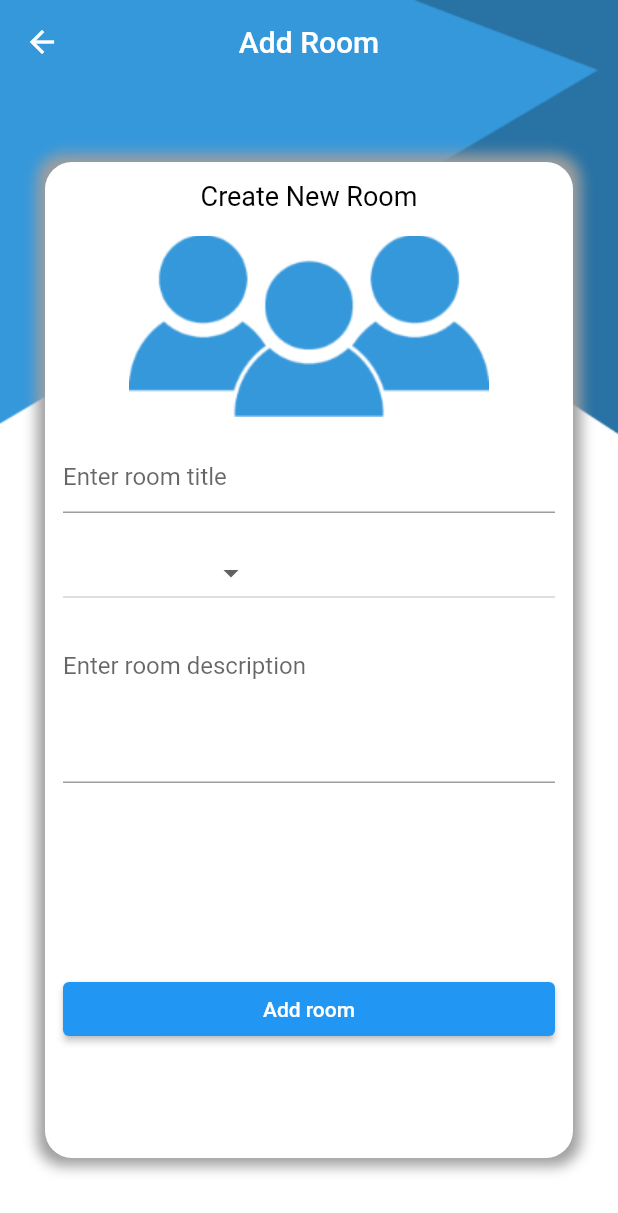
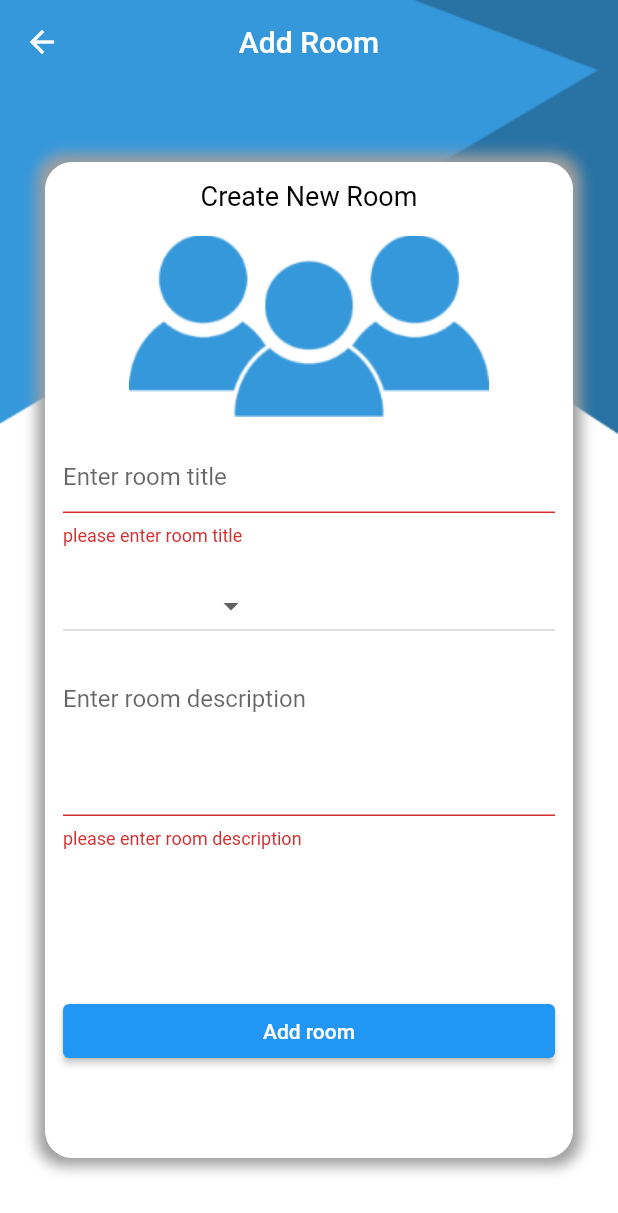
Before and after one commit to Adham-yacout/chat-rooms-flutter, a Flutter app: the Addroom screen opened by its route, after a tap on "Add room", on a phone screen of 412 x 824 dp. Shown: the top 1213 px of the screen. Run offline on Flutter 3.47's test engine with Material 2 defaults, Android fonts, the phone set to English and light mode, and no system bars; our stand-ins replace cloud_firestore, firebase_auth, firebase_core; accounts and stored records are empty.

Commit message:
Add room done

```diff
--- a/lib/database/database_utils.dart
+++ b/lib/database/database_utils.dart
@@ -1,22 +1,65 @@
 import 'package:chatroom/model/myUsers.dart';
 import 'package:cloud_firestore/cloud_firestore.dart';
 
-class Databaseutils{
+import '../model/Rooms.dart';
 
-static CollectionReference<MyUsers> getusercollection(){
-  return FirebaseFirestore.instance.collection(MyUsers.collectionName)
-    .withConverter<MyUsers>(
-fromFirestore: ((snapshot,options)=>MyUsers.fromJson(snapshot.data()!)),
-toFirestore: (user,options)=>user.toJson());
-}
-  static Future<void> registeruser(MyUsers user) async{
+class Databaseutils {
+/*getusercollection() Function:
 
-  return  getusercollection().doc(user.id).set(user);
+This is a static function that returns a reference to a Firestore collection of documents.
+The collection() method is used to specify which collection you want to work with.
+ In this case, it's using MyUsers.collectionName as the collection name.
+.withConverter<MyUsers>() is used to specify a data converter for Firestore documents.
+It tells Firestore how to convert between Firestore documents and Dart objects of type MyUsers.
+This allows you to work with Dart objects directly when interacting with Firestore.
+registeruser(MyUsers user) Function:
 
+This is a static function that takes a MyUsers object called user as its parameter.
+It first calls the getusercollection() function to get a reference to the Firestore collection where MyUsers data is stored.
+.doc(user.id) is used to specify a document within the collection.
+It assumes that each user's document has an id property that uniquely identifies the user.
+.set(user) is used to set the data for the specified document.
+It takes the user object and writes it to the Firestore database.
+If a document with the same ID already exists, it will be updated with the new data.
+If it doesn't exist, a new document will be created with the specified ID.
+In summary, this code provides a way to register a user by storing their information in a Firestore collection named MyUsers.
+It uses a MyUsers object for the user's data,
+and the registeruser function adds or updates a a document in the collection with the user's data.
 
+ */
+  static CollectionReference<MyUsers> getusercollection() {
+    //collection is where we store this data
+    return FirebaseFirestore.instance
+        .collection(MyUsers.collectionName)
+        .withConverter<MyUsers>(
+            fromFirestore: ((snapshot, options) =>
+                MyUsers.fromJson(snapshot.data()!)),
+            toFirestore: (user, options) => user.toJson());
   }
-  static Future<MyUsers?> getUser(String userId) async{
-  var documentsnapshot= await getusercollection().doc(userId).get();
- return documentsnapshot.data();
+
+  static Future<void> registeruser(MyUsers user) async {
+    return getusercollection().doc(user.id).set(user);
+  }
+
+  // function used in provider to get current user
+  static Future<MyUsers?> getUser(String userId) async {
+    var documentsnapshot = await getusercollection().doc(userId).get();
+    return documentsnapshot.data();
+  }
+  //////////////////////////////////////////////////////////////////////////
+   //functions for rooms
+  static CollectionReference<Rooms> getRoomcollection() {
+    //collection is where we store this data
+    return FirebaseFirestore.instance
+        .collection(Rooms.collectionName)
+        .withConverter<Rooms>(
+        fromFirestore: ((snapshot, options) =>
+            Rooms.fromJson(snapshot.data()!)),
+        toFirestore: (room, options) => room.toJson());
+  }
+  static Future<void> addRoomtofirestore(Rooms room) async{
+    var query= await getRoomcollection().doc();
+    room.Roomid=query.id;
+    return query.set(room);
   }
 }
--- /dev/null
+++ b/lib/model/Rooms.dart
@@ -0,0 +1,28 @@
+class Rooms{
+  static const String collectionName='Rooms';
+  String Roomid;
+  String title;
+  String description;
+  String categoryid;
+  Rooms({
+    required this.Roomid,
+    required this.title,
+    required this.description,
+    required this.categoryid,
+});
+  Rooms.fromJson(Map<String,dynamic> json):this
+      (
+    Roomid: json['Roomid'] as String,
+    title: json['title'] as String,
+    description: json['description'] as String,
+    categoryid: json['categoryid'] as String,
+  );
+  Map<String,dynamic> toJson(){
+    return {
+      'Roomid':Roomid,
+      'title':title,
+      'description':description,
+      'categoryid':categoryid,
+    };
+  }
+}
--- a/lib/ui/addroom/AddRoomNavigator.dart
+++ b/lib/ui/addroom/AddRoomNavigator.dart
@@ -1,3 +1,6 @@
 abstract class AddRoomNavigator{
-
+void showloading();
+void hideloading();
+void showmessage(String message);
+void navigatetoHome();
 }
--- a/lib/ui/addroom/Addroomviewmodel.dart
+++ b/lib/ui/addroom/Addroomviewmodel.dart
@@ -1,6 +1,32 @@
+import 'package:chatroom/database/database_utils.dart';
+import 'package:chatroom/model/Rooms.dart';
 import 'package:chatroom/ui/addroom/AddRoomNavigator.dart';
 import 'package:flutter/cupertino.dart';
 
-class AddRoomViewModel extends ChangeNotifier{
-late AddRoomNavigator navigator;
+class AddRoomViewModel extends ChangeNotifier {
+  late AddRoomNavigator navigator;
+  Future<void> addRoom(String roomtitle, String roomdescription, String categoryid)
+  async {
+
+    Rooms room=Rooms(Roomid: '',
+        title: roomtitle,
+        description: roomdescription,
+        categoryid: categoryid);
+    try{
+      navigator.showloading();
+      var createdroom= await Databaseutils.addRoomtofirestore(room);
+      navigator.hideloading();
+      navigator.showmessage('Room was added succesfully');
+      navigator.showloading();
+      navigator.navigatetoHome();
+      navigator.hideloading();
+
+    }
+    catch(e){
+      navigator.hideloading();
+      navigator.showmessage(e.toString());
+
+    }
+
+  }
 }
--- a/lib/ui/login/login_view_model.dart
+++ b/lib/ui/login/login_view_model.dart
@@ -11,7 +11,9 @@ class LoginViewModel extends ChangeNotifier{
   late LoginNavigator loginnavigator;
   void loginfirebasauth(String email,String password) async {
     try {
+      //show loading
 loginnavigator.showloading();
+//fetch login data
       final credential = await FirebaseAuth.instance.signInWithEmailAndPassword(
           email: email,
           password: password
--- a/lib/ui/register/register_view_model.dart
+++ b/lib/ui/register/register_view_model.dart
@@ -16,6 +16,7 @@ void registerFirebaseAuth(String email,String password,String firstname,String l
 {
   registerNavigator.showloading();
   try {
+    //tries to create a user for authentication
     final credential = await FirebaseAuth.instance.createUserWithEmailAndPassword(
       email: email,
       password: password,
@@ -26,6 +27,7 @@ void registerFirebaseAuth(String email,String password,String firstname,String l
         email: email,
         firstname: firstname,
         lastname: lastname);
+    //adds user data to firebase
      var datauser = await Databaseutils.registeruser(user);
     registerNavigator.hideloading();
     registerNavigator.showmessage('register succesfull!');
```
Also changed, not shown: lib/ui/addroom/addroom.dart (+32 -0 lines).
